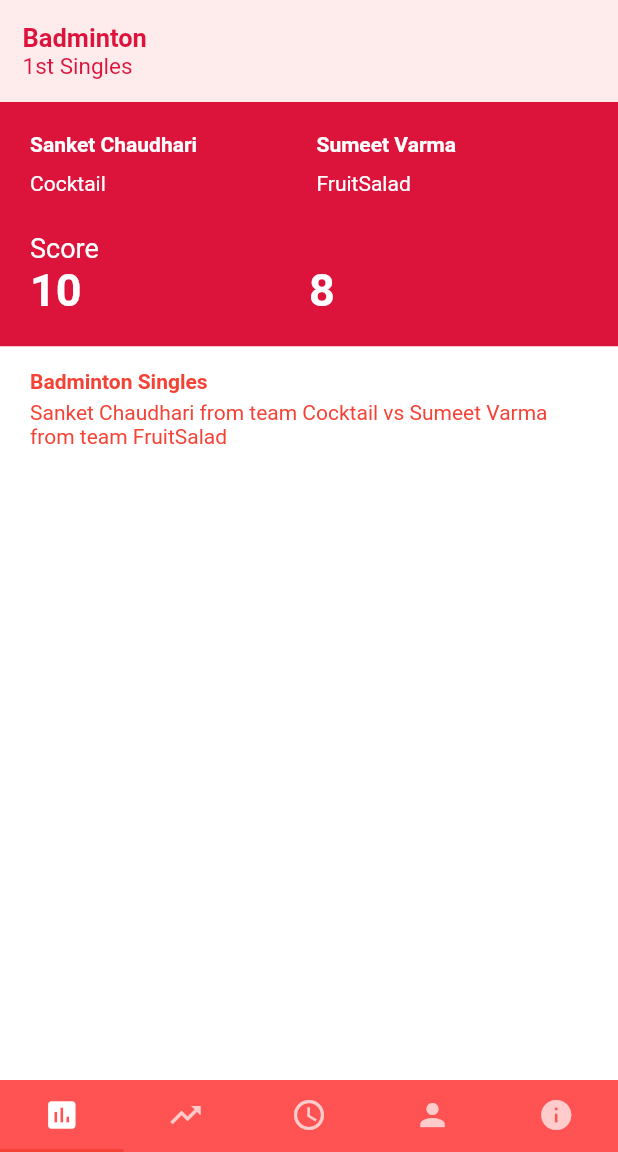
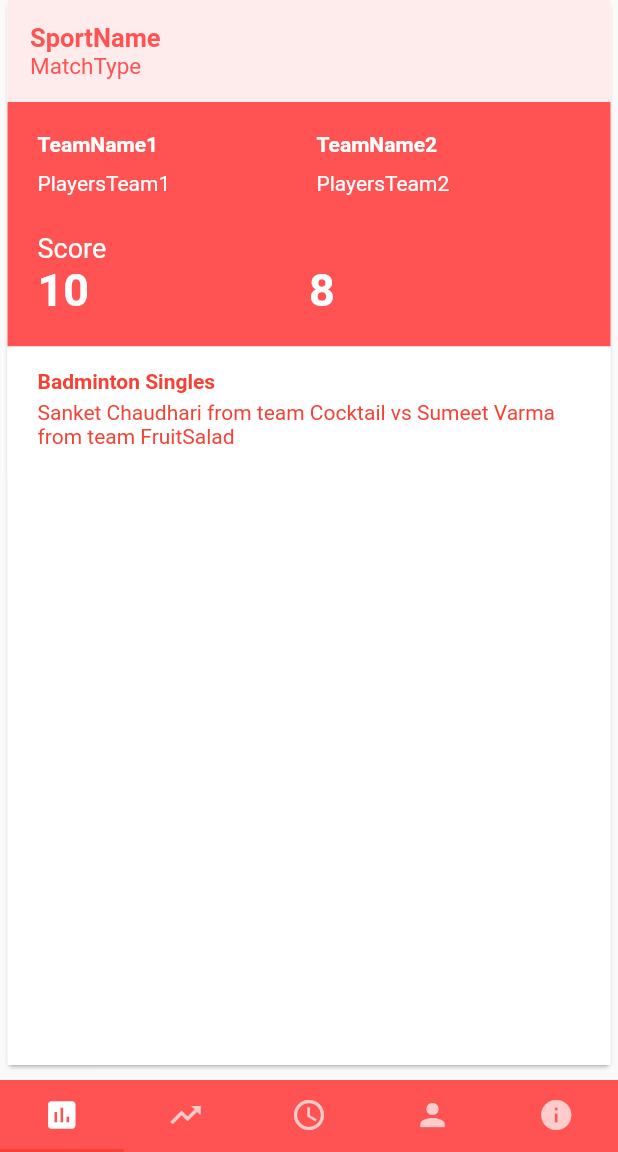
Before and after one commit to ronak197/Concours, a Flutter app: the HomePage screen opened directly, on a phone screen of 412 x 824 dp, the part 84-1236 px from its top. Run offline on Flutter 3.47's test engine with Material 2 defaults, Android fonts, the phone set to English and light mode, and no system bars; our stand-ins replace cloud_firestore, datetime_picker_formfield, firebase_auth, google_sign_in; accounts and stored records are empty; statements that could not run were skipped.

```diff
--- a/lib/main.dart
+++ b/lib/main.dart
@@ -45,7 +45,7 @@ class _MyAppState extends State<MyApp> {
       theme: new ThemeData(
         primarySwatch: Colors.red,
       ),
-      home: LoginPage(),
+      home: HomePage(),
     );
   }
 }
--- a/lib/scoreboard.dart
+++ b/lib/scoreboard.dart
@@ -7,9 +7,21 @@ class ScoreBoard extends StatefulWidget {
 }
 
 class _ScoreBoardState extends State<ScoreBoard> {
+
+  String teamName1 = "TeamName1";
+  String teamName2 = "TeamName2";
+  String playersTeam1 = "PlayersTeam1";
+  String playersTeam2 = "PlayersTeam2";
+  String sportName = "SportName";
+  String matchType = "MatchType";
+  int scoreTeam1 = 10;
+  int scoreTeam2 = 8;
+
   @override
   Widget build(BuildContext context) {
-    return Container(
+    return Card(
+      margin: EdgeInsets.only(left: 5.0,right: 5.0,bottom: 10.0),
+      child: Container(
         color: Colors.white,
         child: Column(
           mainAxisSize: MainAxisSize.max,
@@ -22,17 +34,17 @@ class _ScoreBoardState extends State<ScoreBoard> {
                 crossAxisAlignment: CrossAxisAlignment.start,
                 children: <Widget>[
                   Text(
-                  "Badminton",
+                    sportName,
                     style: TextStyle(
-                    color: Color(0xFFDC143C),
+                      color: Color(0xFFff5252),
                       fontSize: 17.0,
                       fontWeight: FontWeight.bold
                     )
                   ),
                   Text(
-                  "1st Singles",
+                    matchType,
                     style: TextStyle(
-                    color: Color(0xFFDC143C),
+                      color: Color(0xffff5252),
                       fontSize: 15.0
                     )
                   )
@@ -40,7 +52,7 @@ class _ScoreBoardState extends State<ScoreBoard> {
               )
             ),
             Container(
-            color: Color(0xFFDC143C),
+              color: Color(0xffff5252),
               padding: EdgeInsets.all(15.0),
               child: Column(
                 children: <Widget>[
@@ -55,8 +67,8 @@ class _ScoreBoardState extends State<ScoreBoard> {
                           child: Column(
                             crossAxisAlignment: CrossAxisAlignment.start,
                             children: <Widget>[
-                            TextLabel("Sanket Chaudhari", true),
-                            TextLabel("Cocktail", false)
+                              TextLabel(teamName1, true),
+                              TextLabel(playersTeam1, false)
                             ]
                           ),
                         ),
@@ -64,21 +76,22 @@ class _ScoreBoardState extends State<ScoreBoard> {
                           child: Column(
                             crossAxisAlignment: CrossAxisAlignment.start,
                             children: <Widget>[
-                            TextLabel("Sumeet Varma", true),
-                            TextLabel("FruitSalad", false)
+                              TextLabel(teamName2, true),
+                              TextLabel(playersTeam2, false)
                             ]
                           ),
                         )
                       ]
                     ),
                   ),
-                Score(10, 8),
+                  Score(scoreTeam1,scoreTeam2),
                 ]
               )
             ),
             Info()
           ]
         )
+      ),
     );
   }
 }
--- a/lib/upcoming_matches.dart
+++ b/lib/upcoming_matches.dart
@@ -114,7 +114,7 @@ class _UpcomingMatchesPageState extends State<UpcomingMatchesPage> {
                       mainAxisAlignment: MainAxisAlignment.start,
                       children: <Widget>[
                         Text(
-                          "Ground: ",
+                          "Venue: ",
                           style: TextStyle(
                             fontWeight: FontWeight.bold
                           )
--- a/lib/user_config.dart
+++ b/lib/user_config.dart
@@ -46,6 +46,7 @@ class UserConfig {
   Future<void> signIn() async {
 
     GoogleSignInAccount googleSignInAccount = await googleSignIn.signIn();
+    print(googleSignInAccount);
     GoogleSignInAuthentication gSA = await googleSignInAccount.authentication;
 
     this.user = await _auth.signInWithGoogle(
```
Also changed, not shown: lib/registration.dart (+16 -15 lines), assets/concours_logo.jpg (added). Lines whose indentation alone changed are shown as unchanged.
